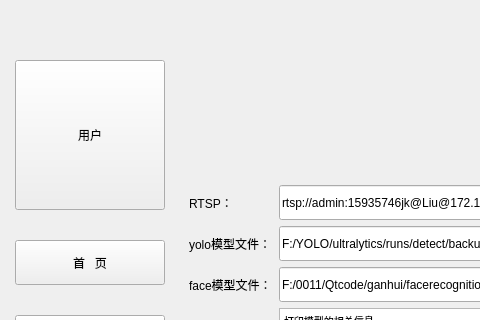
Old version of the form UI/mainwindow.ui in the repository SweerItTer/facerecognition; both pictures show x 0 to 480 and y 0 to 320 of the 1148 by 819 pixel window.
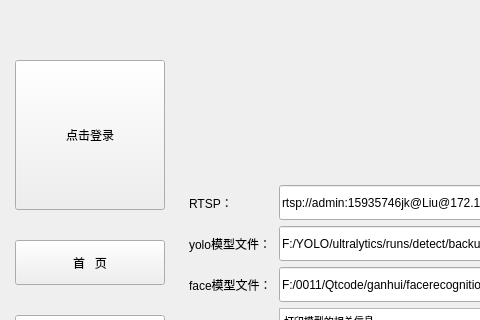
New version of the form. The open tabs and pages were chosen to show the change. Icons and pictures are not drawn. Custom widgets are drawn as their Qt base class.

Commit message: 增加登录界面，用户界面

```diff
--- a/UI/mainwindow.ui
+++ b/UI/mainwindow.ui
@@ -924,7 +924,7 @@
           <string notr="true"/>
          </property>
          <property name="text">
-          <string>用户</string>
+          <string>点击登录</string>
          </property>
          <property name="iconSize">
           <size>
```
Left out of the diff: 9 changed lines with no effect on the pictures. The commit also changes 8 other files.
